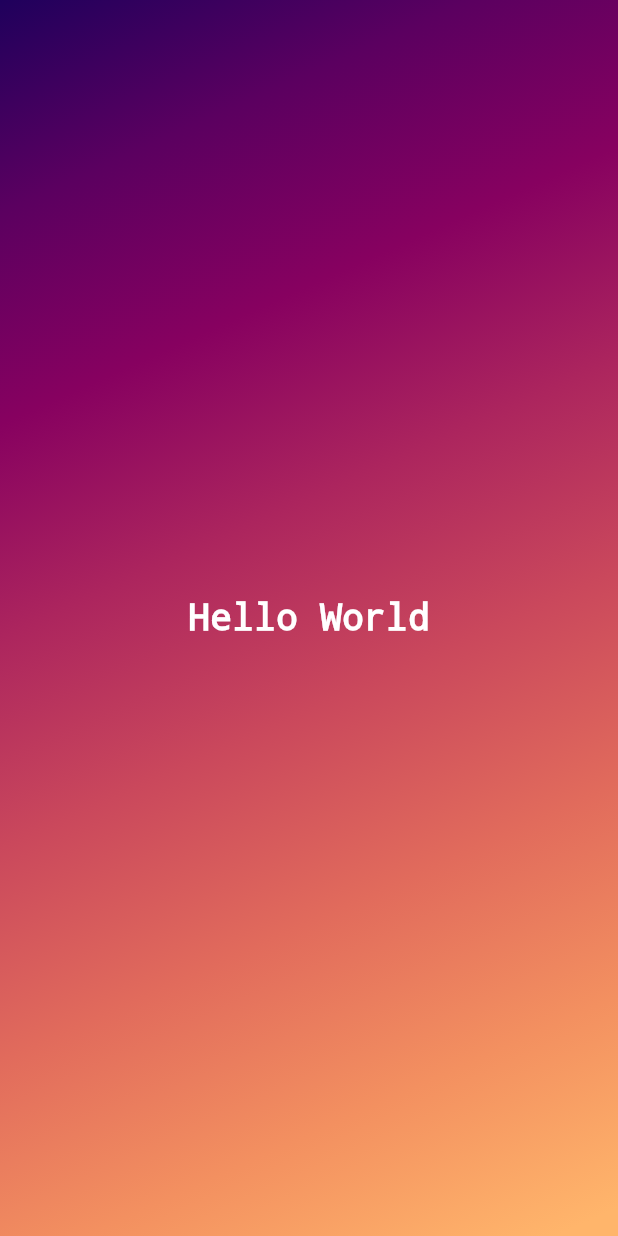
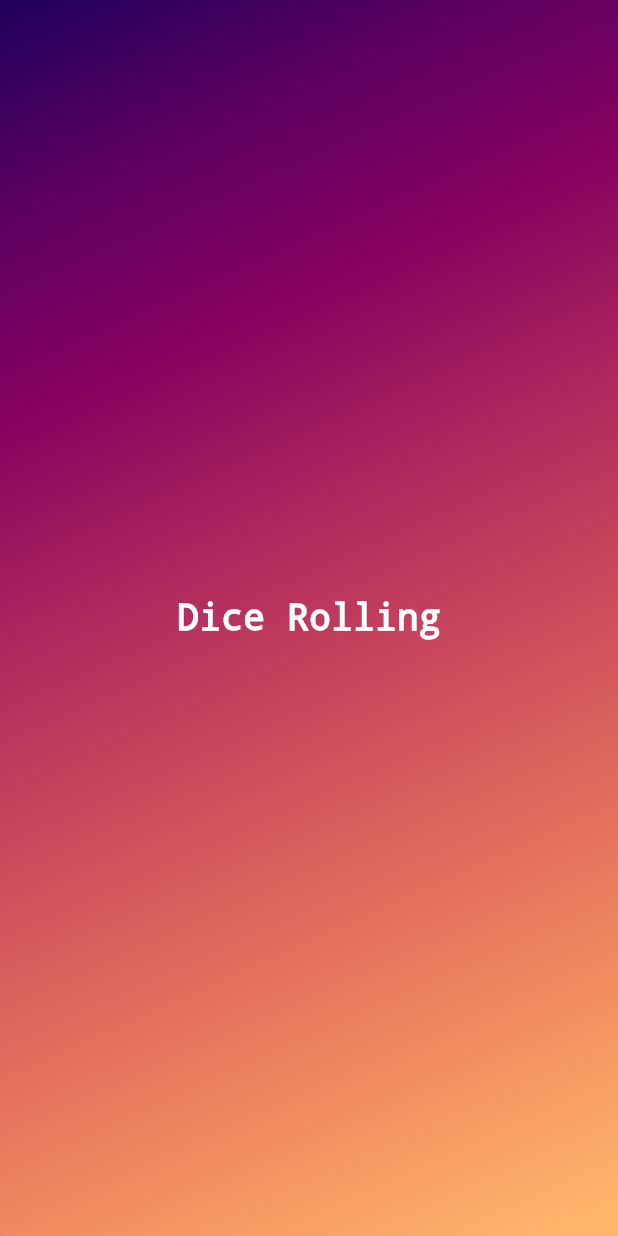
Before and after one commit to Divjot121/roll-dice-app-flutter, a Flutter app: the screen it shows after launch, on a phone screen of 412 x 824 dp. Run offline on Flutter 3.47's test engine with Material 3 defaults, Android fonts, the phone set to English and light mode, and no system bars.

Commit message:
try commit

```diff
--- a/lib/gradient_container.dart
+++ b/lib/gradient_container.dart
@@ -1,3 +1,8 @@
+import 'package:flutter/material.dart';
+import 'package:first_app/styled_text.dart';
+
+var startAlignment = Alignment.topLeft;
+var endAlignment = Alignment(0.8, 1);
 class GradientContainer extends StatelessWidget {
   const GradientContainer({super.key});
 
@@ -16,20 +21,12 @@ class GradientContainer extends StatelessWidget {
             Color(0xfff39060),
             Color(0xffffb56b),
           ],
-          begin: Alignment.topLeft,
-          end: Alignment(0.8, 1),
+          begin: startAlignment,
+          end: endAlignment,
         ),
       ),
       child: const Center(
-        child: Text(
-          'Hello World',
-          style: TextStyle(
-            fontFamily: 'Courier',
-            fontSize: 24,
-            fontWeight: FontWeight.bold,
-            color: Colors.white,
-          ),
-        ),
+        child: StyledText(),
       ),
     );
   }
--- /dev/null
+++ b/lib/styled_text.dart
@@ -0,0 +1,17 @@
+import 'package:flutter/material.dart';
+class StyledText extends StatelessWidget {
+  const StyledText({super.key});
+
+  @override
+  Widget build(context) {
+    return const Text(
+      'Dice Rolling',
+      style: TextStyle(
+        fontFamily: 'Courier',
+        fontSize: 24,
+        fontWeight: FontWeight.bold,
+        color: Colors.white,
+      ),
+    );
+  }
+  }
```
Also changed, not shown: lib/main.dart (+0 -37 lines).
